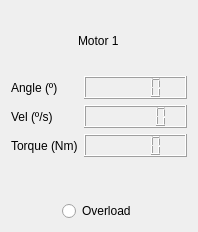
Old version of the form movimientos/Movimientos/motor.ui in the repository Alvaro-Agenjo/ROMERIN_SIM.
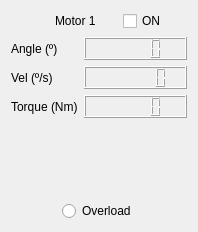
New version of the form.

What changed in the file:
```diff
--- a/movimientos/Movimientos/motor.ui
+++ b/movimientos/Movimientos/motor.ui
@@ -15,13 +15,24 @@
   </property>
   <layout class="QHBoxLayout" name="horizontalLayout">
    <item>
-    <layout class="QVBoxLayout" name="verticalLayout" stretch="1,2,1">
-     <item alignment="Qt::AlignHCenter">
+    <layout class="QVBoxLayout" name="verticalLayout" stretch="0,0,1">
+     <item>
+      <layout class="QHBoxLayout" name="horizontalLayout_2">
+       <item alignment="Qt::AlignRight">
       <widget class="QLabel" name="txt_title">
        <property name="text">
         <string>Motor 1</string>
        </property>
       </widget>
+       </item>
+       <item alignment="Qt::AlignHCenter">
+        <widget class="QCheckBox" name="checkBox">
+         <property name="text">
+          <string>ON</string>
+         </property>
+        </widget>
+       </item>
+      </layout>
      </item>
      <item>
       <layout class="QFormLayout" name="formLayout">
```
Lines whose indentation alone changed are shown as unchanged.
